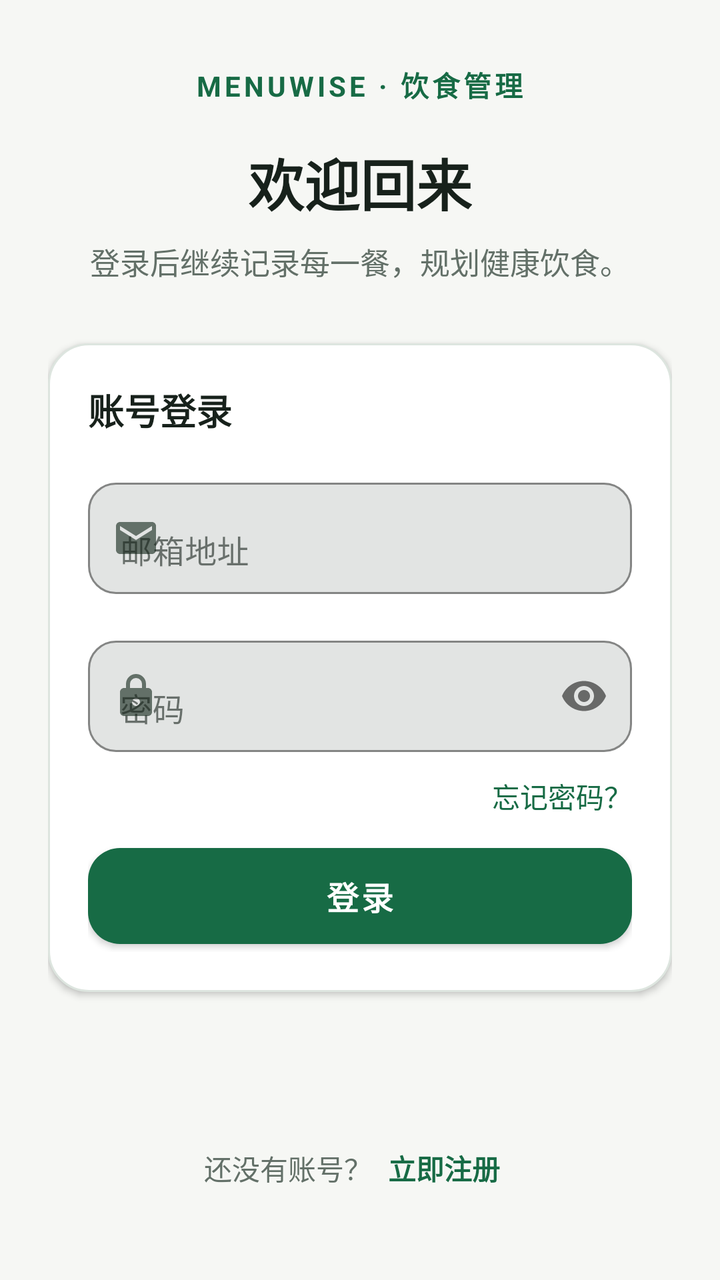
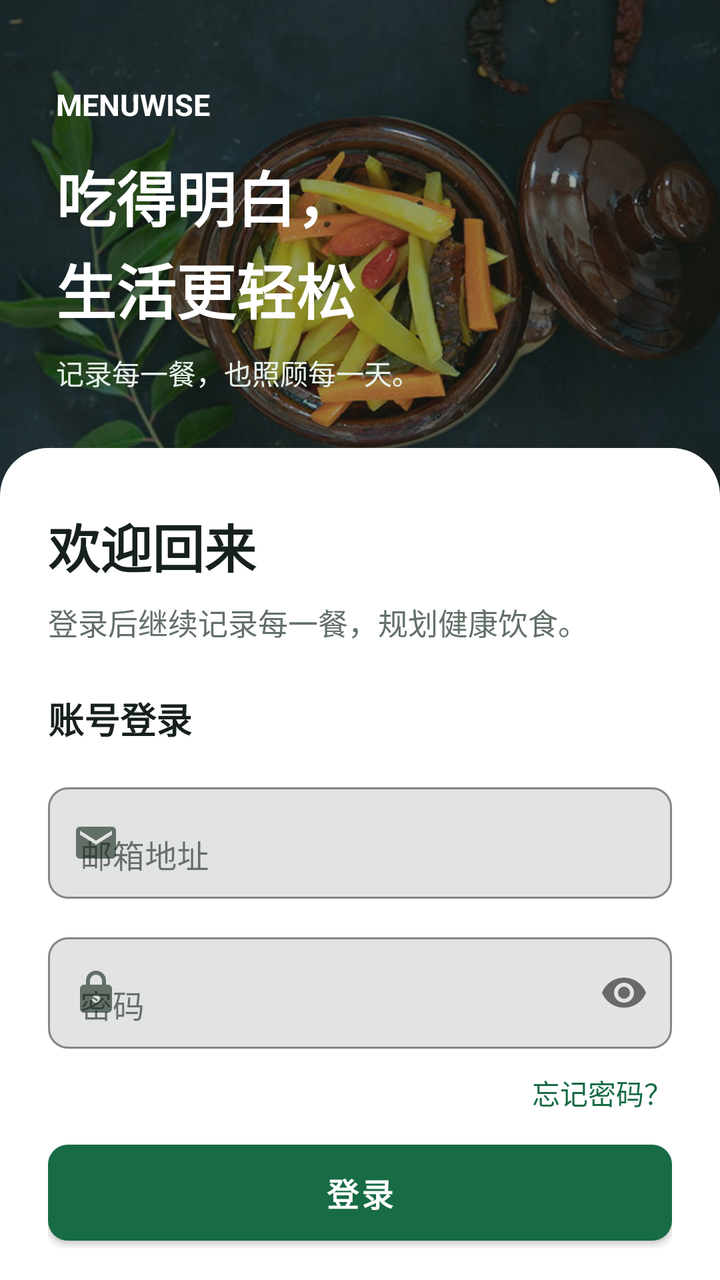

Screens rendered from an Android XML layout before and after an edit, with the pre-edit source and the edit as a unified diff.
<!-- AndroidManifest.xml: application theme Theme.Careium -->
<!-- res/layout/fragment_login.xml -->
<?xml version="1.0" encoding="utf-8"?>
<FrameLayout xmlns:android="http://schemas.android.com/apk/res/android"
    xmlns:app="http://schemas.android.com/apk/res-auto"
    xmlns:tools="http://schemas.android.com/tools"
    android:layout_width="match_parent"
    android:layout_height="match_parent"
    android:background="@color/mw_canvas"
    tools:context=".frontend.authentication.fragments.LoginFragment">

    <androidx.core.widget.NestedScrollView
        android:layout_width="match_parent"
        android:layout_height="match_parent"
        android:fillViewport="true">

        <LinearLayout
            android:id="@+id/fragment_view"
            android:layout_width="match_parent"
            android:layout_height="match_parent"
            android:gravity="center_horizontal"
            android:orientation="vertical"
            android:paddingStart="24dp"
            android:paddingTop="32dp"
            android:paddingEnd="24dp"
            android:paddingBottom="32dp">

            <TextView
                android:layout_width="wrap_content"
                android:layout_height="wrap_content"
                android:fontFamily="sans"
                android:text="@string/login_brand"
                android:textColor="@color/mw_primary"
                android:textSize="14sp"
                android:letterSpacing="0.12"
                android:textStyle="bold" />

            <TextView
                android:id="@+id/login_label"
                android:layout_width="wrap_content"
                android:layout_height="wrap_content"
                android:layout_marginTop="18dp"
                android:text="@string/login_heading"
                android:textColor="@color/mw_ink"
                android:textSize="28sp"
                android:fontFamily="sans"
                android:textStyle="bold" />

            <TextView
                android:layout_width="match_parent"
                android:layout_height="wrap_content"
                android:layout_marginTop="8dp"
                android:gravity="center"
                android:text="@string/login_subtitle"
                android:textColor="@color/mw_muted"
                android:textSize="15sp"
                android:fontFamily="sans"
                android:lineSpacingExtra="3dp" />

            <LinearLayout
                android:layout_width="match_parent"
                android:layout_height="wrap_content"
                android:layout_marginTop="30dp"
                android:background="@drawable/mw_surface_card"
                android:elevation="2dp"
                android:orientation="vertical"
                android:padding="20dp">

                <TextView
                    android:layout_width="match_parent"
                    android:layout_height="wrap_content"
                    android:layout_marginBottom="18dp"
                    android:text="@string/login_form_title"
                    android:textColor="@color/mw_ink"
                    android:textSize="18sp"
                    android:fontFamily="sans"
                    android:textStyle="bold" />

                <com.google.android.material.textfield.TextInputLayout
                    android:id="@+id/login_email_layout"
                    android:layout_width="match_parent"
                    android:layout_height="wrap_content"
                    android:hint="@string/login_email_label"
                    app:hintTextColor="@color/mw_muted"
                    app:boxBackgroundMode="outline"
                    app:startIconDrawable="@drawable/ic_auth_email"
                    app:startIconTint="@color/mw_muted"
                    app:boxCornerRadiusTopStart="14dp"
                    app:boxCornerRadiusTopEnd="14dp"
                    app:boxCornerRadiusBottomStart="14dp"
                    app:boxCornerRadiusBottomEnd="14dp"
                    app:boxStrokeWidth="1dp"
                    app:boxStrokeWidthFocused="2dp"
                    app:boxStrokeColor="@color/mw_primary">

                    <com.google.android.material.textfield.TextInputEditText
                        android:id="@+id/login_email"
                        android:layout_width="match_parent"
                        android:layout_height="wrap_content"
                        android:inputType="textEmailAddress"
                        android:fontFamily="sans"
                        android:singleLine="true"
                        android:textColor="@color/mw_ink"
                        android:textSize="16sp" />
                </com.google.android.material.textfield.TextInputLayout>

                <com.google.android.material.textfield.TextInputLayout
                    android:id="@+id/login_password_layout"
                    android:layout_width="match_parent"
                    android:layout_height="wrap_content"
                    android:layout_marginTop="18dp"
                    android:hint="@string/login_password_label"
                    app:hintTextColor="@color/mw_muted"
                    app:boxBackgroundMode="outline"
                    app:startIconDrawable="@drawable/ic_auth_lock"
                    app:startIconTint="@color/mw_muted"
                    app:boxCornerRadiusTopStart="14dp"
                    app:boxCornerRadiusTopEnd="14dp"
                    app:boxCornerRadiusBottomStart="14dp"
                    app:boxCornerRadiusBottomEnd="14dp"
                    app:boxStrokeWidth="1dp"
                    app:boxStrokeWidthFocused="2dp"
                    app:boxStrokeColor="@color/mw_primary"
                    app:passwordToggleEnabled="true">

                    <com.google.android.material.textfield.TextInputEditText
                        android:id="@+id/login_password"
                        android:layout_width="match_parent"
                        android:layout_height="wrap_content"
                        android:inputType="textPassword"
                        android:fontFamily="sans"
                        android:singleLine="true"
                        android:textColor="@color/mw_ink"
                        android:textSize="16sp" />
                </com.google.android.material.textfield.TextInputLayout>

                <TextView
                    android:id="@+id/forget_password"
                    android:layout_width="wrap_content"
                    android:layout_height="44dp"
                    android:layout_gravity="end"
                    android:gravity="center_vertical"
                    android:text="@string/login_forgot_label"
                    android:textColor="@color/mw_primary"
                    android:textSize="14sp" />

                <com.google.android.material.button.MaterialButton
                    android:id="@+id/login_btn"
                    android:layout_width="match_parent"
                    android:layout_height="56dp"
                    android:text="@string/login_action_label"
                    android:fontFamily="sans"
                    android:textAllCaps="false"
                    android:textSize="16sp"
                    android:textStyle="bold"
                    app:backgroundTint="@color/mw_primary"
                    app:cornerRadius="16dp" />

                <ProgressBar
                    android:id="@+id/login_progress"
                    android:layout_width="wrap_content"
                    android:layout_height="wrap_content"
                    android:layout_gravity="center"
                    android:layout_marginTop="16dp"
                    android:visibility="gone" />
            </LinearLayout>

            <Space
                android:layout_width="match_parent"
                android:layout_height="0dp"
                android:layout_weight="1" />

            <LinearLayout
                android:layout_width="match_parent"
                android:layout_height="wrap_content"
                android:layout_marginTop="22dp"
                android:gravity="center"
                android:orientation="horizontal">

                <TextView
                    android:layout_width="wrap_content"
                    android:layout_height="wrap_content"
                    android:text="@string/login_register_prompt"
                    android:textColor="@color/mw_muted"
                    android:textSize="14sp" />

                <TextView
                    android:id="@+id/login_register_link"
                    android:layout_width="wrap_content"
                    android:layout_height="48dp"
                    android:clickable="true"
                    android:focusable="true"
                    android:foreground="?attr/selectableItemBackground"
                    android:gravity="center"
                    android:paddingStart="8dp"
                    android:paddingEnd="8dp"
                    android:text="@string/login_register_action"
                    android:textColor="@color/mw_primary"
                    android:textSize="14sp"
                    android:textStyle="bold" />
            </LinearLayout>
        </LinearLayout>
    </androidx.core.widget.NestedScrollView>

    <include
        android:id="@+id/login_error_view"
        layout="@layout/layout_error_custom_view"
        android:layout_width="match_parent"
        android:layout_height="match_parent" />
</FrameLayout>
<!-- res/layout/layout_error_custom_view.xml (included above) -->
<?xml version="1.0" encoding="utf-8"?>
<RelativeLayout xmlns:android="http://schemas.android.com/apk/res/android"
    xmlns:tools="http://schemas.android.com/tools"
    android:layout_width="match_parent"
    android:layout_height="match_parent">

    <RelativeLayout
        android:id="@+id/layout_overlay"
        android:layout_width="match_parent"
        android:layout_height="match_parent"
        android:background="@drawable/transparent_back_normal"
        android:visibility="gone"
        tools:ignore="UselessParent" />

    <RelativeLayout
        android:id="@+id/error_container"
        android:layout_width="match_parent"
        android:layout_height="@dimen/x_large_size"
        android:layout_centerVertical="true"
        android:layout_marginHorizontal="@dimen/medium_plus_spacing"
        android:background="@drawable/error_container"
        android:visibility="gone">

        <TextView
            android:id="@+id/error_info_title"
            android:layout_width="match_parent"
            android:layout_height="wrap_content"
            android:layout_marginHorizontal="@dimen/medium_spacing"
            android:layout_marginTop="@dimen/medium_plus_spacing"
            android:gravity="center"
            android:textColor="@color/red"
            android:textSize="@dimen/medium_text_size" />

        <TextView
            android:id="@+id/error_info_message"
            android:layout_width="match_parent"
            android:layout_height="wrap_content"
            android:layout_below="@id/error_info_title"
            android:layout_marginHorizontal="@dimen/medium_spacing"
            android:layout_marginTop="@dimen/x_large_spacing"
            android:ellipsize="end"
            android:maxLines="3"
            android:textColor="@color/white"
            android:textSize="@dimen/medium_text_size" />

        <Button
            android:id="@+id/error_info_btn"
            android:layout_width="wrap_content"
            android:layout_height="wrap_content"
            android:layout_alignParentEnd="true"
            android:layout_alignParentBottom="true"
            android:layout_margin="@dimen/medium_spacing"
            android:background="@drawable/items_container"
            android:text="@string/ok"
            android:textColor="@color/black"
            android:theme="@style/Theme.white" />

    </RelativeLayout>

</RelativeLayout>
<!-- resources referenced by this layout -->
<resources>
  <color name="black">#FF000000</color>
  <color name="mw_canvas">#F6F7F4</color>
  <color name="mw_ink">#17211B</color>
  <color name="mw_muted">#637068</color>
  <color name="mw_primary">#176B45</color>
  <color name="red">#FF0000</color>
  <color name="white">#FFFFFFFF</color>
  <dimen name="medium_plus_spacing">25dp</dimen>
  <dimen name="medium_spacing">16dp</dimen>
  <dimen name="medium_text_size">18sp</dimen>
  <dimen name="x_large_size">300dp</dimen>
  <dimen name="x_large_spacing">40dp</dimen>
  <!-- drawable ic_auth_email (drawable) -->
  <vector xmlns:android="http://schemas.android.com/apk/res/android"
      android:width="24dp"
      android:height="24dp"
      android:viewportWidth="24"
      android:viewportHeight="24">
      <path
          android:fillColor="#FF000000"
          android:pathData="M20,4H4c-1.1,0 -1.99,0.9 -1.99,2L2,18c0,1.1 0.9,2 2,2h16c1.1,0 2,-0.9 2,-2V6c0,-1.1 -0.9,-2 -2,-2zM20,8l-8,5 -8,-5V6l8,5 8,-5v2z" />
  </vector>
  <!-- drawable ic_auth_lock (drawable) -->
  <vector xmlns:android="http://schemas.android.com/apk/res/android"
      android:width="24dp"
      android:height="24dp"
      android:viewportWidth="24"
      android:viewportHeight="24">
      <path
          android:fillColor="#FF000000"
          android:pathData="M18,8h-1V6a5,5 0,0 0,-10 0v2H6c-1.1,0 -2,0.9 -2,2v10c0,1.1 0.9,2 2,2h12c1.1,0 2,-0.9 2,-2V10c0,-1.1 -0.9,-2 -2,-2zM9,6a3,3 0,0 1,6 0v2H9V6zm3,11a2,2 0,1 1,0 -4,2 2,0 0,1 0,4z" />
  </vector>
  <!-- drawable items_container (drawable) -->
  <?xml version="1.0" encoding="utf-8"?>
  <selector xmlns:android="http://schemas.android.com/apk/res/android">
  
      <item>
          <shape android:shape="rectangle">
              <solid android:color="#F5FFFFFF" />
              <stroke android:width="2dp" android:color="@android:color/transparent" />
              <corners android:radius="30dp" />
          </shape>
      </item>
  </selector>
  <!-- drawable mw_surface_card (drawable) -->
  <shape xmlns:android="http://schemas.android.com/apk/res/android">
      <solid android:color="@color/mw_surface"/><corners android:radius="20dp"/>
      <stroke android:width="1dp" android:color="@color/mw_border"/>
  </shape>
  <!-- drawable transparent_back_normal (drawable-v24) -->
  <?xml version="1.0" encoding="utf-8"?>
  <shape xmlns:android="http://schemas.android.com/apk/res/android">
      <solid android:color="#99000000" /> 
      <corners android:radius="0dp" />
  </shape>
  <string name="login_action_label">登录</string>
  <string name="login_brand">MENUWISE · 饮食管理</string>
  <string name="login_email_label">邮箱地址</string>
  <string name="login_forgot_label">忘记密码？</string>
  <string name="login_form_title">账号登录</string>
  <string name="login_heading">欢迎回来</string>
  <string name="login_password_label">密码</string>
  <string name="login_register_action">立即注册</string>
  <string name="login_register_prompt">还没有账号？</string>
  <string name="login_subtitle">登录后继续记录每一餐，规划健康饮食。</string>
  <string name="ok">OK</string>
  <style name="Theme.white" parent="Theme.AppCompat.NoActionBar">
          <item name="colorPrimary">@color/white</item>
          <item name="colorSecondary">@color/green_500</item>
          <item name="android:fontFamily">sans-serif</item>
      </style>
  <style name="Theme.Careium" parent="Theme.MenuWise.Base" />
  <color name="mw_surface">#FFFFFFFF</color>
  <color name="mw_border">#DDE5DF</color>
  <color name="green_500">#1B5E20</color>
  <color name="mw_calories">#E4892E</color>
  <style name="Widget.MenuWise.Button" parent="Widget.MaterialComponents.Button">
          <item name="cornerRadius">14dp</item>
          <item name="android:minHeight">52dp</item>
          <item name="android:textAllCaps">false</item>
          <item name="android:textSize">15sp</item>
          <item name="android:textStyle">normal</item>
          <item name="android:insetTop">4dp</item>
          <item name="android:insetBottom">4dp</item>
          <item name="android:elevation">0dp</item>
      </style>
  <!-- unchanged entries left out for length: 2 -->
</resources>

<!-- the commit's change to res/layout/fragment_login.xml (unified diff, before → after) -->
@@ -7,10 +7,61 @@
     android:background="@color/mw_canvas"
     tools:context=".frontend.authentication.fragments.LoginFragment">
 
+    <ImageView
+        android:id="@+id/login_hero_image"
+        android:layout_width="match_parent"
+        android:layout_height="286dp"
+        android:contentDescription="@null"
+        android:scaleType="centerCrop"
+        android:src="@drawable/auth_background" />
+
+    <View
+        android:layout_width="match_parent"
+        android:layout_height="286dp"
+        android:background="#68172C20" />
+
+    <LinearLayout
+        android:layout_width="match_parent"
+        android:layout_height="wrap_content"
+        android:layout_marginStart="28dp"
+        android:layout_marginTop="42dp"
+        android:layout_marginEnd="28dp"
+        android:orientation="vertical">
+
+        <TextView
+            android:layout_width="wrap_content"
+            android:layout_height="wrap_content"
+            android:text="MENUWISE"
+            android:textColor="@color/white"
+            android:textSize="15sp"
+            android:textStyle="bold" />
+
+        <TextView
+            android:layout_width="match_parent"
+            android:layout_height="wrap_content"
+            android:layout_marginTop="14dp"
+            android:text="吃得明白，\n生活更轻松"
+            android:textColor="@color/white"
+            android:textSize="30sp"
+            android:textStyle="bold"
+            android:lineSpacingExtra="3dp" />
+
+        <TextView
+            android:layout_width="match_parent"
+            android:layout_height="wrap_content"
+            android:layout_marginTop="10dp"
+            android:text="记录每一餐，也照顾每一天。"
+            android:textColor="#E8F2EC"
+            android:textSize="14sp" />
+    </LinearLayout>
+
     <androidx.core.widget.NestedScrollView
         android:layout_width="match_parent"
         android:layout_height="match_parent"
-        android:fillViewport="true">
+        android:layout_marginTop="224dp"
+        android:background="@drawable/auth_login_surface"
+        android:fillViewport="true"
+        android:clipToPadding="false">
 
         <LinearLayout
             android:id="@+id/fragment_view"
@@ -19,28 +70,17 @@
             android:gravity="center_horizontal"
             android:orientation="vertical"
             android:paddingStart="24dp"
-            android:paddingTop="32dp"
+            android:paddingTop="30dp"
             android:paddingEnd="24dp"
             android:paddingBottom="32dp">
 
             <TextView
-                android:layout_width="wrap_content"
+                android:id="@+id/login_label"
+                android:layout_width="match_parent"
                 android:layout_height="wrap_content"
-                android:fontFamily="sans"
-                android:text="@string/login_brand"
-                android:textColor="@color/mw_primary"
-                android:textSize="14sp"
-                android:letterSpacing="0.12"
-                android:textStyle="bold" />
-
-            <TextView
-                android:id="@+id/login_label"
-                android:layout_width="wrap_content"
-                android:layout_height="wrap_content"
-                android:layout_marginTop="18dp"
                 android:text="@string/login_heading"
                 android:textColor="@color/mw_ink"
-                android:textSize="28sp"
+                android:textSize="26sp"
                 android:fontFamily="sans"
                 android:textStyle="bold" />
 
@@ -48,7 +88,7 @@
                 android:layout_width="match_parent"
                 android:layout_height="wrap_content"
                 android:layout_marginTop="8dp"
-                android:gravity="center"
+                android:gravity="start"
                 android:text="@string/login_subtitle"
                 android:textColor="@color/mw_muted"
                 android:textSize="15sp"
@@ -58,16 +98,14 @@
             <LinearLayout
                 android:layout_width="match_parent"
                 android:layout_height="wrap_content"
-                android:layout_marginTop="30dp"
-                android:background="@drawable/mw_surface_card"
-                android:elevation="2dp"
+                android:layout_marginTop="24dp"
                 android:orientation="vertical"
-                android:padding="20dp">
+                android:padding="0dp">
 
                 <TextView
                     android:layout_width="match_parent"
                     android:layout_height="wrap_content"
-                    android:layout_marginBottom="18dp"
+                    android:layout_marginBottom="16dp"
                     android:text="@string/login_form_title"
                     android:textColor="@color/mw_ink"
                     android:textSize="18sp"
@@ -83,10 +121,10 @@
                     app:boxBackgroundMode="outline"
                     app:startIconDrawable="@drawable/ic_auth_email"
                     app:startIconTint="@color/mw_muted"
-                    app:boxCornerRadiusTopStart="14dp"
-                    app:boxCornerRadiusTopEnd="14dp"
-                    app:boxCornerRadiusBottomStart="14dp"
-                    app:boxCornerRadiusBottomEnd="14dp"
+                    app:boxCornerRadiusTopStart="10dp"
+                    app:boxCornerRadiusTopEnd="10dp"
+                    app:boxCornerRadiusBottomStart="10dp"
+                    app:boxCornerRadiusBottomEnd="10dp"
                     app:boxStrokeWidth="1dp"
                     app:boxStrokeWidthFocused="2dp"
                     app:boxStrokeColor="@color/mw_primary">
@@ -106,16 +144,16 @@
                     android:id="@+id/login_password_layout"
                     android:layout_width="match_parent"
                     android:layout_height="wrap_content"
-                    android:layout_marginTop="18dp"
+                    android:layout_marginTop="14dp"
                     android:hint="@string/login_password_label"
                     app:hintTextColor="@color/mw_muted"
                     app:boxBackgroundMode="outline"
                     app:startIconDrawable="@drawable/ic_auth_lock"
                     app:startIconTint="@color/mw_muted"
-                    app:boxCornerRadiusTopStart="14dp"
-                    app:boxCornerRadiusTopEnd="14dp"
-                    app:boxCornerRadiusBottomStart="14dp"
-                    app:boxCornerRadiusBottomEnd="14dp"
+                    app:boxCornerRadiusTopStart="10dp"
+                    app:boxCornerRadiusTopEnd="10dp"
+                    app:boxCornerRadiusBottomStart="10dp"
+                    app:boxCornerRadiusBottomEnd="10dp"
                     app:boxStrokeWidth="1dp"
                     app:boxStrokeWidthFocused="2dp"
                     app:boxStrokeColor="@color/mw_primary"
@@ -152,7 +190,7 @@
                     android:textSize="16sp"
                     android:textStyle="bold"
                     app:backgroundTint="@color/mw_primary"
-                    app:cornerRadius="16dp" />
+                    app:cornerRadius="10dp" />
 
                 <ProgressBar
                     android:id="@+id/login_progress"
@@ -171,7 +209,7 @@
             <LinearLayout
                 android:layout_width="match_parent"
                 android:layout_height="wrap_content"
-                android:layout_marginTop="22dp"
+                android:layout_marginTop="26dp"
                 android:gravity="center"
                 android:orientation="horizontal">
 
<!-- resource entries referenced after the edit -->
@@ -12,6 +12,13 @@
   <dimen name="medium_text_size">18sp</dimen>
   <dimen name="x_large_size">300dp</dimen>
   <dimen name="x_large_spacing">40dp</dimen>
+  <!-- drawable auth_background: jpg bitmap (drawable, 78911 bytes) -->
+  <!-- drawable auth_login_surface (drawable) -->
+  <?xml version="1.0" encoding="utf-8"?>
+  <shape xmlns:android="http://schemas.android.com/apk/res/android">
+      <solid android:color="@color/mw_surface" />
+      <corners android:topLeftRadius="24dp" android:topRightRadius="24dp" />
+  </shape>
   <!-- drawable ic_auth_email (drawable) -->
   <vector xmlns:android="http://schemas.android.com/apk/res/android"
       android:width="24dp"
@@ -44,11 +51,6 @@
           </shape>
       </item>
   </selector>
-  <!-- drawable mw_surface_card (drawable) -->
-  <shape xmlns:android="http://schemas.android.com/apk/res/android">
-      <solid android:color="@color/mw_surface"/><corners android:radius="20dp"/>
-      <stroke android:width="1dp" android:color="@color/mw_border"/>
-  </shape>
   <!-- drawable transparent_back_normal (drawable-v24) -->
   <?xml version="1.0" encoding="utf-8"?>
   <shape xmlns:android="http://schemas.android.com/apk/res/android">
@@ -56,7 +58,6 @@
       <corners android:radius="0dp" />
   </shape>
   <string name="login_action_label">登录</string>
-  <string name="login_brand">MENUWISE · 饮食管理</string>
   <string name="login_email_label">邮箱地址</string>
   <string name="login_forgot_label">忘记密码？</string>
   <string name="login_form_title">账号登录</string>
@@ -73,7 +74,6 @@
       </style>
   <style name="Theme.Careium" parent="Theme.MenuWise.Base" />
   <color name="mw_surface">#FFFFFFFF</color>
-  <color name="mw_border">#DDE5DF</color>
   <color name="green_500">#1B5E20</color>
   <color name="mw_calories">#E4892E</color>
   <style name="Widget.MenuWise.Button" parent="Widget.MaterialComponents.Button">
